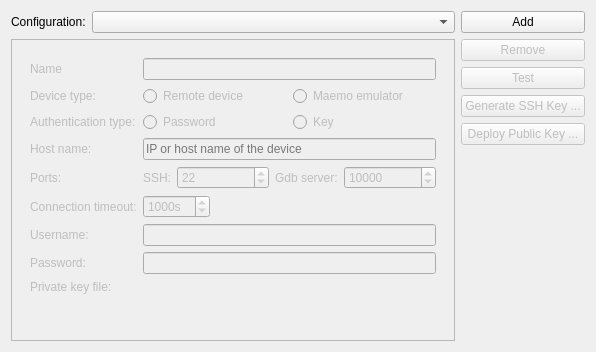
First picture: the form in src/plugins/qt4projectmanager/qt-maemo/maemosettingswidget.ui, repository qt-creator/qt-creator, before the edit.
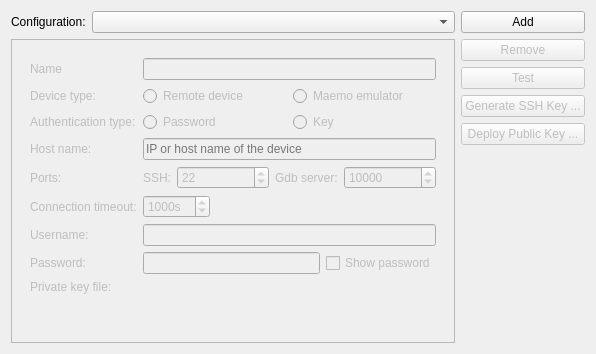
Second picture: the form after the edit. Custom widgets are drawn as their Qt base class.

Commit message:
Maemo: Allow SSH password to be displayed to the user.
Task-number: QTCREATORBUG-1961

```diff
--- a/src/plugins/qt4projectmanager/qt-maemo/maemosettingswidget.ui
+++ b/src/plugins/qt4projectmanager/qt-maemo/maemosettingswidget.ui
@@ -7,7 +7,7 @@
     <x>0</x>
     <y>0</y>
     <width>596</width>
-    <height>352</height>
+    <height>354</height>
    </rect>
   </property>
   <property name="windowTitle">
@@ -266,12 +266,23 @@
             </widget>
            </item>
            <item row="7" column="1">
+            <layout class="QHBoxLayout" name="horizontalLayout_6">
+             <item>
             <widget class="QLineEdit" name="pwdLineEdit">
              <property name="echoMode">
               <enum>QLineEdit::Password</enum>
              </property>
             </widget>
            </item>
+             <item>
+              <widget class="QCheckBox" name="showPasswordCheckBox">
+               <property name="text">
+                <string>Show password</string>
+               </property>
+              </widget>
+             </item>
+            </layout>
+           </item>
            <item row="8" column="0">
             <widget class="QLabel" name="keyLabel">
              <property name="text">
```
Left out of the diff: 23 changed lines with no effect on the pictures. Lines whose indentation alone changed are shown as unchanged. The commit also changes 2 other files.
